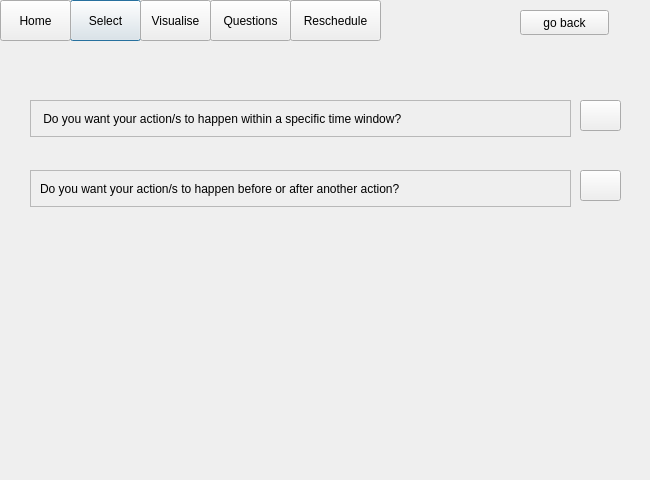
Old version of the form reschedulequestion.ui in the repository ariannabettin/FYPArianna.
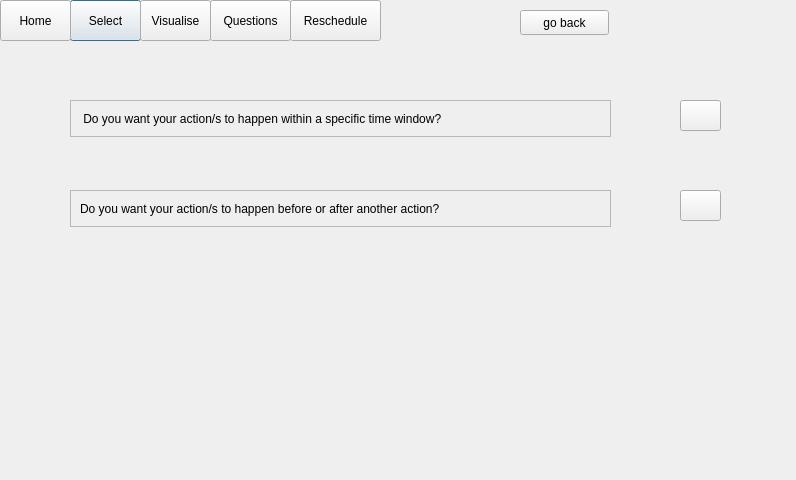
New version of the form.

```diff
--- a/reschedulequestion.ui
+++ b/reschedulequestion.ui
@@ -6,7 +6,7 @@
    <rect>
     <x>0</x>
     <y>0</y>
-    <width>650</width>
+    <width>796</width>
     <height>480</height>
    </rect>
   </property>
@@ -84,7 +84,7 @@
   <widget class="QFrame" name="frame">
    <property name="geometry">
     <rect>
-     <x>30</x>
+     <x>70</x>
      <y>100</y>
      <width>541</width>
      <height>37</height>
@@ -109,8 +109,8 @@
   <widget class="QFrame" name="frame_2">
    <property name="geometry">
     <rect>
-     <x>30</x>
-     <y>170</y>
+     <x>70</x>
+     <y>190</y>
      <width>541</width>
      <height>37</height>
     </rect>
@@ -134,7 +134,7 @@
   <widget class="QPushButton" name="windowButton">
    <property name="geometry">
     <rect>
-     <x>580</x>
+     <x>680</x>
      <y>100</y>
      <width>41</width>
      <height>31</height>
@@ -147,8 +147,8 @@
   <widget class="QPushButton" name="BAButton">
    <property name="geometry">
     <rect>
-     <x>580</x>
-     <y>170</y>
+     <x>680</x>
+     <y>190</y>
      <width>41</width>
      <height>31</height>
     </rect>
```
